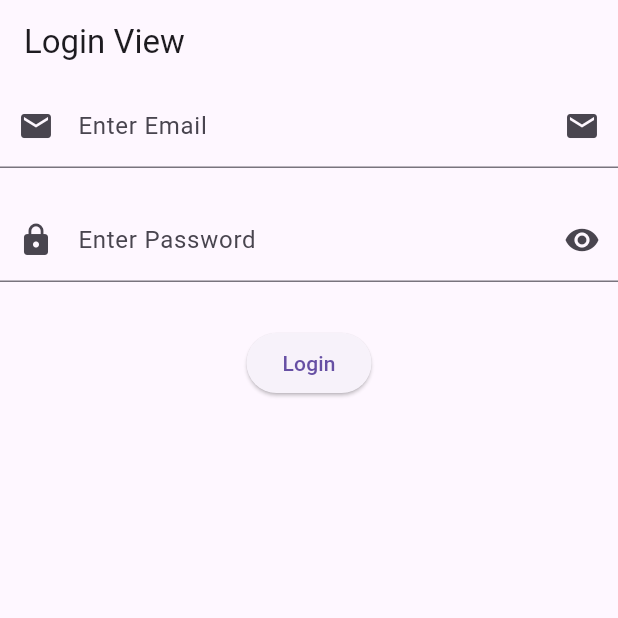
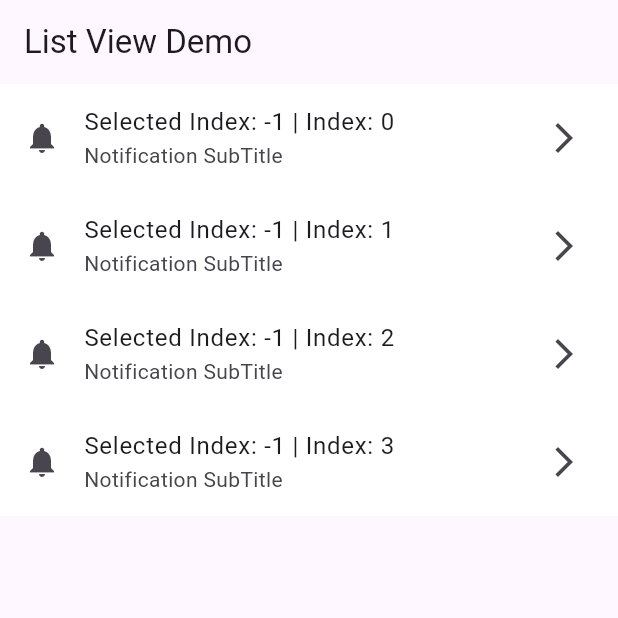
Before and after one commit to MuhammadAliKust/KamranProject, a Flutter app: the screen it shows after launch, on a phone screen of 412 x 824 dp, the top half of it. Run offline on Flutter 3.47's test engine with Material 3 defaults, Android fonts, the phone set to English and light mode, and no system bars.

Commit message:
Single Selection Done

```diff
--- /dev/null
+++ b/lib/list_view_demo.dart
@@ -0,0 +1,36 @@
+import 'package:flutter/material.dart';
+
+class ListViewDemo extends StatefulWidget {
+  const ListViewDemo({super.key});
+
+  @override
+  State<ListViewDemo> createState() => _ListViewDemoState();
+}
+
+class _ListViewDemoState extends State<ListViewDemo> {
+  int selectedIndex = -1;
+
+  @override
+  Widget build(BuildContext context) {
+    return Scaffold(
+      appBar: AppBar(
+        title: Text("List View Demo"),
+      ),
+      body: ListView.builder(
+          itemCount: 4,
+          itemBuilder: (context, i) {
+            return ListTile(
+              onTap: () {
+                selectedIndex = i;
+                setState(() {});
+              },
+              tileColor: selectedIndex == i ? Colors.green : Colors.white,
+              leading: Icon(Icons.notifications),
+              title: Text("Selected Index: $selectedIndex | Index: $i"),
+              subtitle: Text("Notification SubTitle"),
+              trailing: Icon(Icons.arrow_forward_ios),
+            );
+          }),
+    );
+  }
+}
--- a/lib/main.dart
+++ b/lib/main.dart
@@ -1,4 +1,5 @@
 import 'package:flutter/material.dart';
+import 'package:kamran_project/list_view_demo.dart';
 import 'package:kamran_project/login.dart';
 
 import 'image_demo.dart';
@@ -13,7 +14,7 @@ class MyApp extends StatelessWidget {
   @override
   Widget build(BuildContext context) {
     return  MaterialApp(
-      home: LoginView(),
+      home: ListViewDemo(),
     );
   }
 }
```
